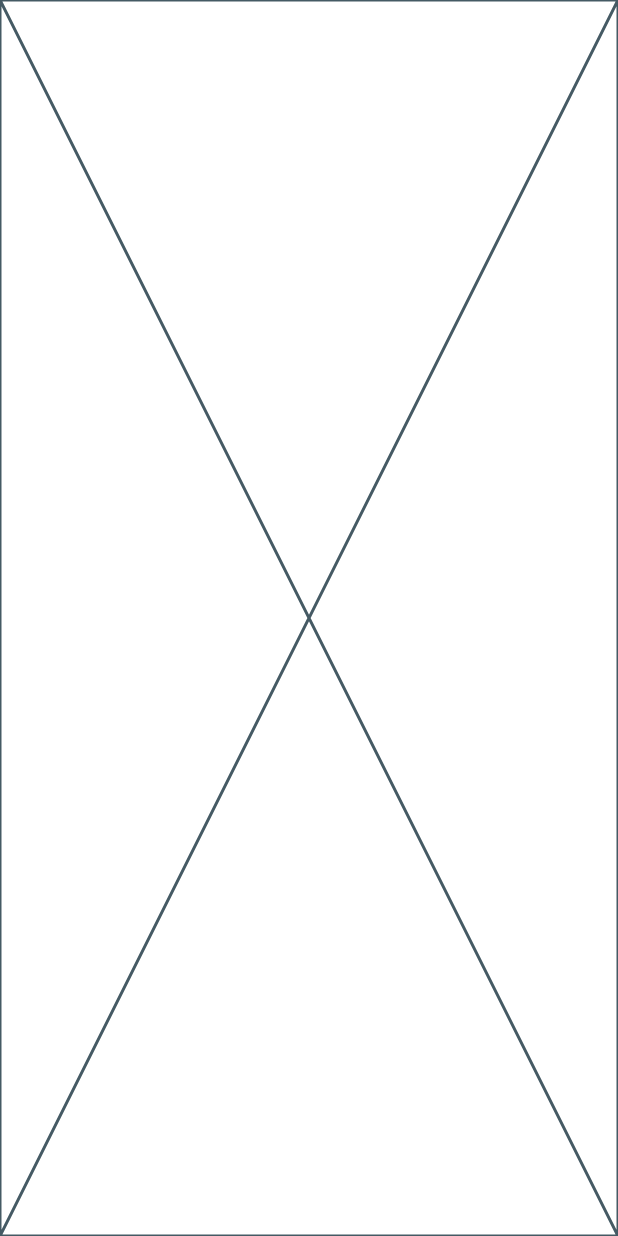
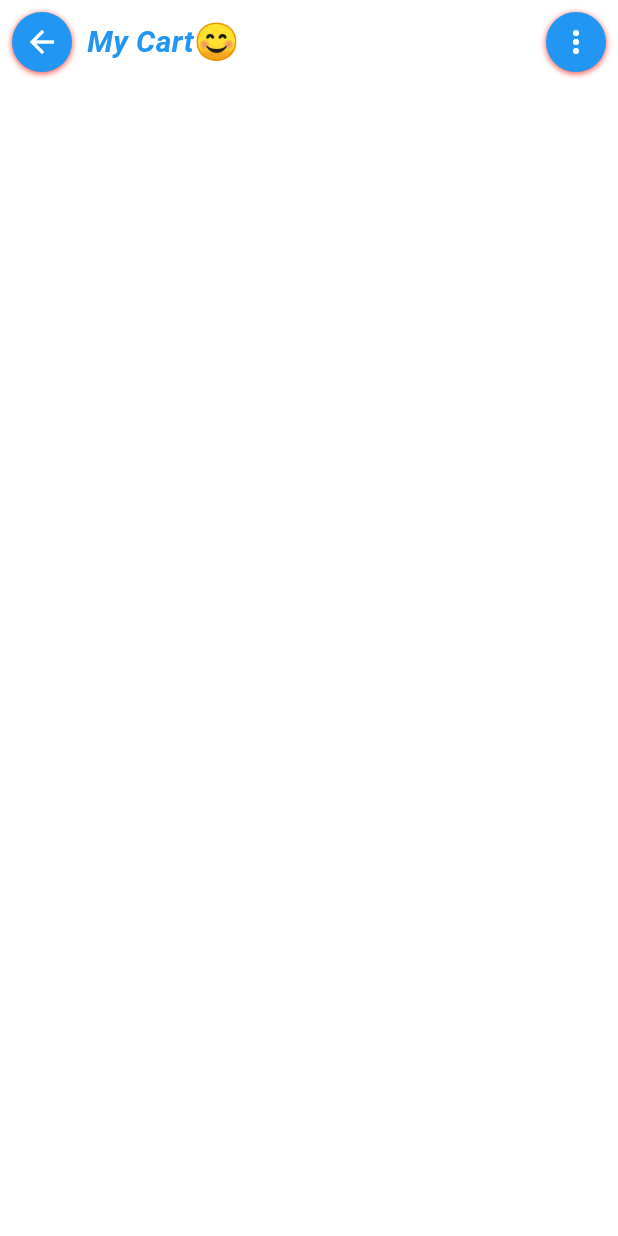
Before and after one commit to Yvonne-Wanja-1/Online-Shop-2, a Flutter app: the screen it shows after launch, after a tap on the "shopping cart" icon, on a phone screen of 412 x 824 dp. Run offline on Flutter 3.47's test engine with Material 3 defaults, Android fonts, the phone set to English and light mode, and no system bars; our stand-ins replace badges, curved_navigation_bar; Roboto replaces fonts that are missing (Arial).

Commit message:
added:   recap/lib/widgets/cartappbar.dart

```diff
--- a/recap/lib/pages/CartPage.dart
+++ b/recap/lib/pages/CartPage.dart
@@ -1,10 +1,17 @@
 import 'package:flutter/material.dart';
+import 'package:recap/widgets/cartappbar.dart';
 
 class Cartpage extends StatelessWidget {
   const Cartpage({super.key});
 
   @override
   Widget build(BuildContext context) {
-    return const Placeholder();
+    return Scaffold(
+      body: ListView(
+        children: [
+          CartAppBar(),
+        ],
+      ),
+    );
   }
 }
--- /dev/null
+++ b/recap/lib/widgets/cartappbar.dart
@@ -0,0 +1,83 @@
+import 'package:flutter/material.dart';
+
+class CartAppBar extends StatelessWidget {
+  const CartAppBar({super.key});
+
+  @override
+  Widget build(BuildContext context) {
+    return Container(
+      color: Colors.white,
+      padding: const EdgeInsets.all(8.0),
+      child: Row(
+       children: [
+         InkWell(
+          onTap: () {
+            Navigator.pop(context);
+          },
+          child: Container(
+            height: 40.0,
+            width: 40.0,
+            decoration: BoxDecoration(
+              color: Colors.blue,
+              borderRadius: BorderRadius.circular(50.0),
+              boxShadow: const [
+                BoxShadow(
+                  color: Colors.red,
+                  blurRadius: 3.0,
+                  offset: Offset(0, 1),
+                ),
+              ],
+            ),
+            padding: const EdgeInsets.all(2.0),
+            child: const Icon(
+              Icons.arrow_back,
+              color: Colors.white,
+            ),
+          ),
+        ),
+        const SizedBox(width: 10.0),
+        const Text(
+          'My Cart',
+          style: TextStyle(
+            fontSize: 20.0,
+            fontWeight: FontWeight.bold,
+            color: Colors.blue,
+            fontFamily: 'Arial',
+            fontStyle: FontStyle.italic,
+          ),
+        ),
+
+        //smile emoji:
+Text('😊', style: TextStyle(fontSize: 24),),
+
+         Spacer(),
+        InkWell(
+          onTap: () {
+            // Add your action here
+          },
+          child: Container(
+            height: 40.0,
+            width: 40.0,
+            decoration: BoxDecoration(
+              color: Colors.blue,
+              borderRadius: BorderRadius.circular(50.0),
+              boxShadow: const [
+                BoxShadow(
+                  color: Colors.red,
+                  blurRadius: 3.0,
+                  offset: Offset(0, 1),
+                ),
+              ],
+            ),
+            padding: const EdgeInsets.all(2.0),
+            child: const Icon(
+              Icons.more_vert,
+              color: Colors.white,
+            ),
+          ),
+        ),
+       ],
+      ),
+    );
+  }
+}
```
